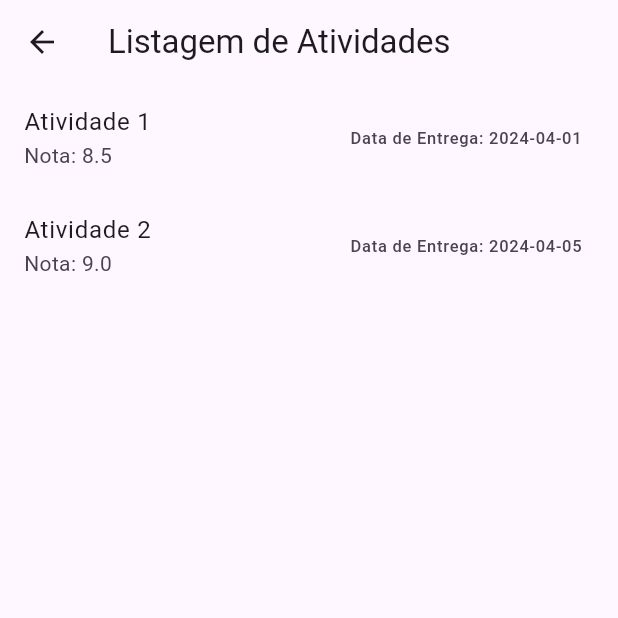
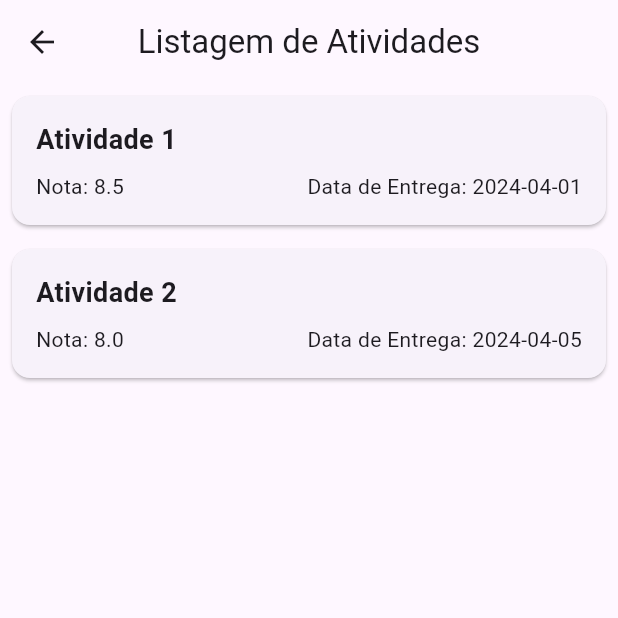
Before and after one commit to guilhermefogacadev/OPT120, a Flutter app: the ListagemAtividade screen opened directly, on a phone screen of 412 x 824 dp, the top half of it. Run offline on Flutter 3.47's test engine with Material 3 defaults, Android fonts, the phone set to English and light mode, and no system bars.

Commit message:
adição de bordas e card na listagem

```diff
--- a/front/lib/ListagemAtividade.dart
+++ b/front/lib/ListagemAtividade.dart
@@ -5,21 +5,40 @@ class ListagemAtividade extends StatelessWidget {
   Widget build(BuildContext context) {
     List<Map<String, dynamic>> atividades = [
       {'titulo': 'Atividade 1', 'nota': 8.5, 'data_entrega': '2024-04-01'},
-      {'titulo': 'Atividade 2', 'nota': 9.0, 'data_entrega': '2024-04-05'},
+      {'titulo': 'Atividade 2', 'nota': 8.0, 'data_entrega': '2024-04-05'},
     ];
 
     return Scaffold(
       appBar: AppBar(
         title: Text('Listagem de Atividades'),
+        centerTitle: true,
       ),
       body: ListView.builder(
         itemCount: atividades.length,
         itemBuilder: (context, index) {
           final atividade = atividades[index];
-          return ListTile(
-            title: Text(atividade['titulo']),
-            subtitle: Text('Nota: ${atividade['nota']}'),
-            trailing: Text('Data de Entrega: ${atividade['data_entrega']}'),
+          return Card(
+            margin: EdgeInsets.all(8.0),
+            child: Padding(
+              padding: EdgeInsets.all(16.0),
+              child: Column(
+                crossAxisAlignment: CrossAxisAlignment.start,
+                children: [
+                  Text(
+                    atividade['titulo'],
+                    style: TextStyle(fontSize: 18, fontWeight: FontWeight.bold),
+                  ),
+                  SizedBox(height: 8.0),
+                  Row(
+                    children: [
+                      Text('Nota: ${atividade['nota']}'),
+                      Spacer(),
+                      Text('Data de Entrega: ${atividade['data_entrega']}')
+                    ],
+                  )
+                ],
+              ),
+            ),
           );
         },
       ),
```
Also changed, not shown: front/lib/CadastroAtividade.dart (+28 -7 lines), front/lib/CadastroUsuario.dart (+28 -6 lines).
